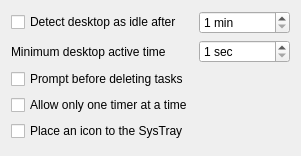
The window that ktimetracker/cfgbehavior.ui (chusopr/kdepim-ktimetracker-akonadi) describes before a commit, drawn with Qt 5.
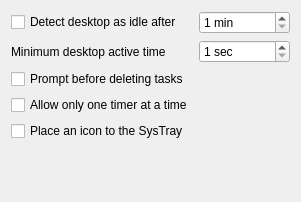
The same window after the commit.

Commit message: * Fix layout: Vertical spacer, default KDialog margin and spacing hints

```diff
--- a/ktimetracker/cfgbehavior.ui
+++ b/ktimetracker/cfgbehavior.ui
@@ -6,7 +6,7 @@
     <x>0</x>
     <y>0</y>
     <width>301</width>
-    <height>156</height>
+    <height>202</height>
    </rect>
   </property>
   <layout class="QGridLayout" >
@@ -74,6 +74,19 @@
      </property>
     </widget>
    </item>
+   <item row="5" column="0" >
+    <spacer>
+     <property name="orientation" >
+      <enum>Qt::Vertical</enum>
+     </property>
+     <property name="sizeHint" >
+      <size>
+       <width>20</width>
+       <height>40</height>
+      </size>
+     </property>
+    </spacer>
+   </item>
   </layout>
  </widget>
  <resources/>
```
Left out of the diff: 2 changed lines with no effect on the pictures. The commit also changes 2 other files.
